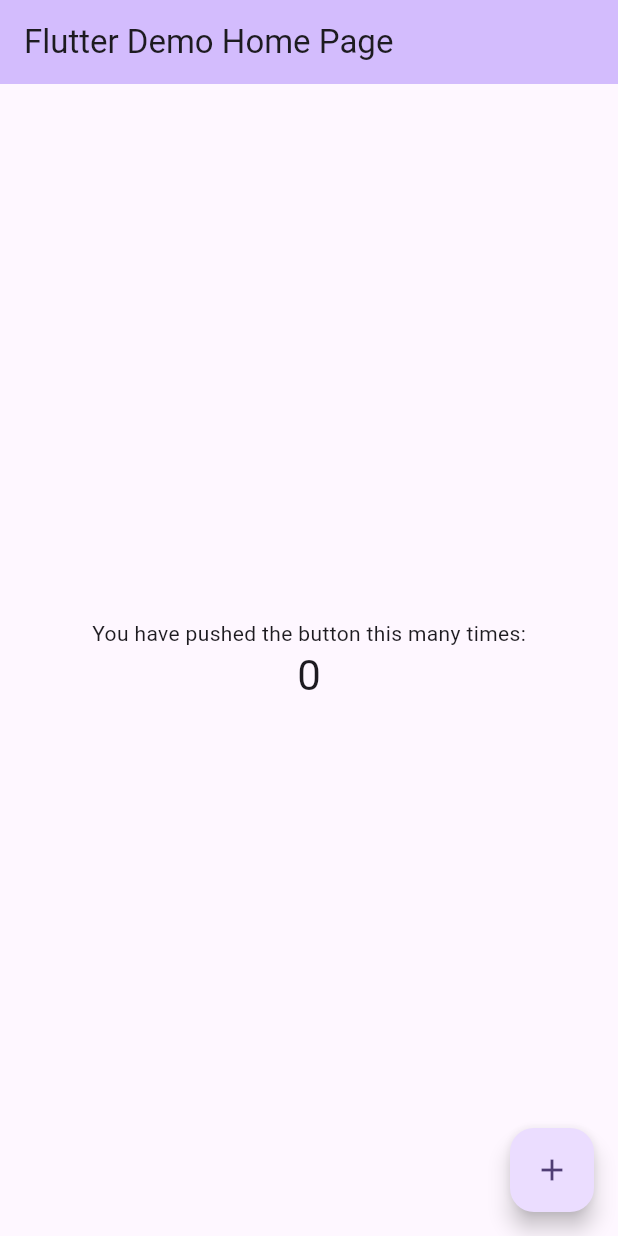
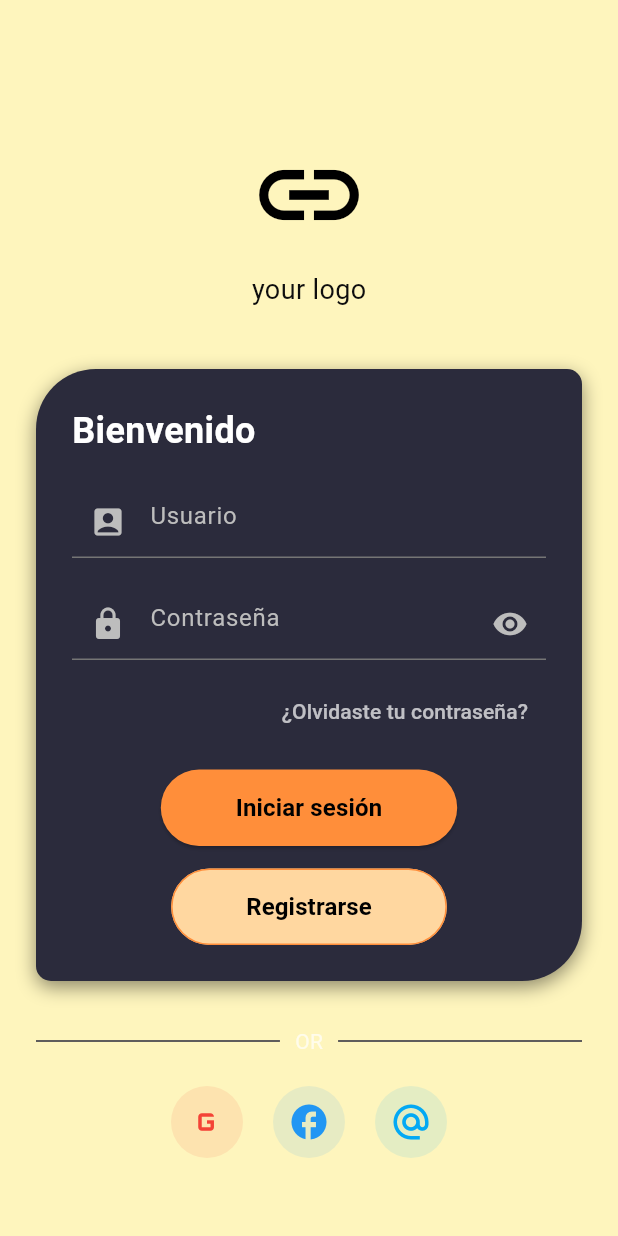
Before and after one commit to YorklinPunk/next_generation_app, a Flutter app: the screen it shows after launch, on a phone screen of 412 x 824 dp. Run offline on Flutter 3.47's test engine with Material 3 defaults, Android fonts, the phone set to English and light mode, and no system bars; our stand-ins replace dio, lottie.

Commit message:
screen home and login

```diff
--- a/lib/main.dart
+++ b/lib/main.dart
@@ -1,101 +1,24 @@
 import 'package:flutter/material.dart';
+import 'package:next_generation_app/services/api_service.dart';
+import 'screens/home_screen.dart';
 
 void main() {
-  runApp(const MyApp());
+  final apiService = ApiService(
+    baseUrl: 'https://dominio-api.com/', //CAMBIAR DOMINIO DE API
+    ignoreBadCertificates: true
+  );
+    runApp(MyApp(apiService: apiService));
 }
 
 class MyApp extends StatelessWidget {
-  const MyApp({super.key});
+  final ApiService apiService;
 
-  // This widget is the root of your application.
+  const MyApp({super.key, required this.apiService});
+
   @override
   Widget build(BuildContext context) {
     return MaterialApp(
-      title: 'Flutter Demo',
-      theme: ThemeData(
-        colorScheme: ColorScheme.fromSeed(seedColor: Colors.deepPurple),
-        useMaterial3: true,
-      ),
-      home: const MyHomePage(title: 'Flutter Demo Home Page'),
+      home: HomeScreen(apiService: apiService)
     );
   }
 }
-
-class MyHomePage extends StatefulWidget {
-  const MyHomePage({super.key, required this.title});
-
-  final String title;
-
-  @override
-  State<MyHomePage> createState() => _MyHomePageState();
-}
-
-class _MyHomePageState extends State<MyHomePage> {
-  int _counter = 0;
-
-  void _incrementCounter() {
-    setState(() {
-      // This call to setState tells the Flutter framework that something has
-      // changed in this State, which causes it to rerun the build method below
-      // so that the display can reflect the updated values. If we changed
-      // _counter without calling setState(), then the build method would not be
-      // called again, and so nothing would appear to happen.
-      _counter++;
-    });
-  }
-
-  @override
-  Widget build(BuildContext context) {
-    // This method is rerun every time setState is called, for instance as done
-    // by the _incrementCounter method above.
-    //
-    // The Flutter framework has been optimized to make rerunning build methods
-    // fast, so that you can just rebuild anything that needs updating rather
-    // than having to individually change instances of widgets.
-    return Scaffold(
-      appBar: AppBar(
-        // TRY THIS: Try changing the color here to a specific color (to
-        // Colors.amber, perhaps?) and trigger a hot reload to see the AppBar
-        // change color while the other colors stay the same.
-        backgroundColor: Theme.of(context).colorScheme.inversePrimary,
-        // Here we take the value from the MyHomePage object that was created by
-        // the App.build method, and use it to set our appbar title.
-        title: Text(widget.title),
-      ),
-      body: Center(
-        // Center is a layout widget. It takes a single child and positions it
-        // in the middle of the parent.
-        child: Column(
-          // Column is also a layout widget. It takes a list of children and
-          // arranges them vertically. By default, it sizes itself to fit its
-          // children horizontally, and tries to be as tall as its parent.
-          //
-          // Column has various properties to control how it sizes itself and
-          // how it positions its children. Here we use mainAxisAlignment to
-          // center the children vertically; the main axis here is the vertical
-          // axis because Columns are vertical (the cross axis would be
-          // horizontal).
-          //
-          // TRY THIS: Invoke "debug painting" (choose the "Toggle Debug Paint"
-          // action in the IDE, or press "p" in the console), to see the
-          // wireframe for each widget.
-          mainAxisAlignment: MainAxisAlignment.center,
-          children: <Widget>[
-            const Text(
-              'You have pushed the button this many times:',
-            ),
-            Text(
-              '$_counter',
-              style: Theme.of(context).textTheme.headlineMedium,
-            ),
-          ],
-        ),
-      ),
-      floatingActionButton: FloatingActionButton(
-        onPressed: _incrementCounter,
-        tooltip: 'Increment',
-        child: const Icon(Icons.add),
-      ), // This trailing comma makes auto-formatting nicer for build methods.
-    );
-  }
-}
--- a/lib/screens/home_screen.dart
+++ b/lib/screens/home_screen.dart
@@ -0,0 +1,78 @@
+import 'package:flutter/material.dart';
+import 'package:lottie/lottie.dart';
+import 'package:next_generation_app/services/api_service.dart';
+import 'login_screen.dart';
+
+class HomeScreen extends StatefulWidget {
+  final ApiService apiService;
+
+  const HomeScreen({Key? key, required this.apiService}) : super(key: key);
+
+  @override
+  State<HomeScreen> createState() => _HomeScreenState();
+}
+
+class _HomeScreenState extends State<HomeScreen> {
+  @override
+  void initState() {
+    super.initState();
+
+    // Espera 4 segundos y navega con animación personalizada
+    Future.delayed(Duration(seconds: 4), () {
+      Navigator.pushReplacement(
+        context,
+        _createSlideRoute(LoginScreen(apiService: widget.apiService)),
+      );
+    });
+  }
+
+  @override
+  Widget build(BuildContext context) {
+    return Scaffold(
+      backgroundColor: const Color(0xFFF8E152),
+      body: Center(
+        child: Column(
+          mainAxisAlignment: MainAxisAlignment.center,
+          children: [
+            // Animación Lottie
+            Lottie.asset(
+              'assets/animations/loading.json',
+              width: 200,
+              height: 200,
+              fit: BoxFit.contain,
+            ),
+            SizedBox(height: 30),
+
+            // Texto debajo de la animación
+            Text(
+              'Bienvenido a Next Generation...',
+              style: TextStyle(
+                fontSize: 18,
+                fontWeight: FontWeight.w500,
+                color: Colors.black87,
+              ),
+            ),
+          ],
+        ),
+      ),
+    );
+  }
+
+  /// Función que crea una transición deslizante desde la derecha
+  Route _createSlideRoute(Widget page) {
+    return PageRouteBuilder(
+      pageBuilder: (context, animation, secondaryAnimation) => page,
+      transitionDuration: Duration(milliseconds: 400),
+      transitionsBuilder: (context, animation, secondaryAnimation, child) {
+        const begin = Offset(1.0, 0.0); // desde la derecha
+        const end = Offset.zero;
+        final tween = Tween(begin: begin, end: end)
+            .chain(CurveTween(curve: Curves.easeInOut));
+
+        final offsetAnimation = animation.drive(tween);
+
+        return SlideTransition(position: offsetAnimation, child: child);
+      },
+    );
+  }
+}
--- a/lib/screens/login_screen.dart
+++ b/lib/screens/login_screen.dart
@@ -0,0 +1,211 @@
+import 'package:flutter/material.dart';
+import 'package:next_generation_app/services/api_service.dart';
+
+class LoginScreen extends StatefulWidget {
+  final ApiService apiService;
+
+  const LoginScreen({Key? key, required this.apiService}) : super(key: key);
+
+  @override
+  State<LoginScreen> createState() => _LoginScreenState();
+}
+
+class _LoginScreenState extends State<LoginScreen> {
+  bool _obscurePassword = true;
+
+  @override
+  Widget build(BuildContext context) {
+    return Scaffold(
+      backgroundColor: Color(0xFFfef5bd), // Fondo oscuro
+      body: SingleChildScrollView(
+        padding: EdgeInsets.symmetric(horizontal: 24, vertical: 50),
+        child: Column(
+          children: [
+            // LOGO
+            SizedBox(height: 40),
+            Icon(Icons.link, size: 80, color: Color.fromARGB(255, 0, 0, 0)),
+            SizedBox(height: 10),
+            Text("your logo",
+                style: TextStyle(color: Color.fromARGB(255, 14, 14, 14), fontSize: 18)),
+
+            SizedBox(height: 40),
+
+            // LOGIN CARD
+            Container(
+              padding: EdgeInsets.all(24),
+              decoration: BoxDecoration(
+                color: Color(0xFF2B2B3C),
+                borderRadius: BorderRadius.only(
+                  topLeft: Radius.circular(40),
+                  bottomRight: Radius.circular(40),
+                  topRight: Radius.circular(10),
+                  bottomLeft: Radius.circular(10),
+                ),
+                boxShadow: [
+                  BoxShadow(
+                    color: Colors.black45,
+                    blurRadius: 10,
+                    offset: Offset(0, 4),
+                  )
+                ],
+              ),
+              child: Column(
+                crossAxisAlignment: CrossAxisAlignment.start,
+                children: [
+                  Text("Bienvenido",
+                      style: TextStyle(
+                          color: Colors.white,
+                          fontSize: 24,
+                          fontWeight: FontWeight.bold)),
+                  SizedBox(height: 20),
+
+                  // Email Field
+                  TextField(
+                    style: TextStyle(color: Colors.white),
+                    decoration: InputDecoration(
+                      hintText: 'Usuario',
+                      hintStyle: TextStyle(color: Colors.grey[400]),
+                      prefixIcon: Icon(Icons.account_box, color: Colors.grey[400]),
+                      enabledBorder: UnderlineInputBorder(
+                        borderSide: BorderSide(color: Colors.grey[600]!),
+                      ),
+                      focusedBorder: UnderlineInputBorder(
+                        borderSide: BorderSide(color: Colors.pinkAccent),
+                      ),
+                    ),
+                  ),
+                  SizedBox(height: 20),
+
+                  // Password Field
+                  TextField(
+                    obscureText: _obscurePassword,
+                    style: TextStyle(color: Colors.white),
+                    decoration: InputDecoration(
+                      hintText: 'Contraseña',
+                      hintStyle: TextStyle(color: Colors.grey[400]),
+                      prefixIcon: Icon(Icons.lock, color: Colors.grey[400]),
+                      suffixIcon: IconButton(
+                        icon: Icon(
+                          _obscurePassword
+                              ? Icons.visibility
+                              : Icons.visibility_off,
+                          color: Colors.grey[400],
+                        ),
+                        onPressed: () {
+                          setState(() {
+                            _obscurePassword = !_obscurePassword;
+                          });
+                        },
+                      ),
+                      enabledBorder: UnderlineInputBorder(
+                        borderSide: BorderSide(color: Colors.grey[600]!),
+                      ),
+                      focusedBorder: UnderlineInputBorder(
+                        borderSide: BorderSide(color: Colors.pinkAccent),
+                      ),
+                    ),
+                  ),
+
+                  SizedBox(height: 10),
+                  Align(
+                    alignment: Alignment.centerRight,
+                    child: TextButton(
+                      onPressed: () {},
+                      child: Text("¿Olvidaste tu contraseña?",
+                          style: TextStyle(color: Colors.white70)),
+                    ),
+                  ),
+                  SizedBox(height: 15),
+
+
+                  // LOGIN BUTTON
+                  Center(
+                    child: ElevatedButton(
+                      onPressed: () {
+                        // Aquí iría la lógica de login con apiService
+                      },
+                      style: ElevatedButton.styleFrom(
+                        backgroundColor: Color(0xFFff8e3a),
+                        padding:
+                            EdgeInsets.symmetric(horizontal: 50, vertical: 14),
+                        shape: RoundedRectangleBorder(
+                          borderRadius: BorderRadius.circular(30),
+                        ),
+                      ),
+                      child: Text("Iniciar sesión",
+                          style: TextStyle(
+                              color: const Color.fromARGB(255, 0, 0, 0),
+                              fontWeight: FontWeight.bold,
+                              fontSize: 16)),
+                    ),
+                  ),
+
+                  SizedBox(height: 15),
+
+                  Center(
+                    child: OutlinedButton(
+                      onPressed: () {
+                        // Lógica de registro
+                      },
+                      style: OutlinedButton.styleFrom(
+                        backgroundColor: Color.fromARGB(255, 255, 215, 160), // color interno personalizado
+                        side: BorderSide(color: Color(0xFFff8e3a), width: 1), // borde naranja
+                        padding: EdgeInsets.symmetric(horizontal: 50, vertical: 14),
+                        shape: RoundedRectangleBorder(
+                          borderRadius: BorderRadius.circular(30),
+                        ),
+                      ),
+                      child: Text(
+                        "Registrarse",
+                        style: TextStyle(
+                          color: Colors.black, // texto negro
+                          fontWeight: FontWeight.bold,
+                          fontSize: 16,
+                        ),
+                      ),
+                    ),
+                  ),
+                ],
+              ),
+            ),
+
+            // OR divider
+            SizedBox(height: 30),
+            Row(
+              children: [
+                Expanded(child: Divider(color: Color(0xFF2B2B3C))),
+                Padding(
+                  padding: EdgeInsets.symmetric(horizontal: 10),
+                  child: Text("OR", style: TextStyle(color: Colors.white70)),
+                ),
+                Expanded(child: Divider(color: Color(0xFF2B2B3C))),
+              ],
+            ),
+
+            SizedBox(height: 20),
+
+            // Social buttons
+            Row(
+              mainAxisAlignment: MainAxisAlignment.center,
+              children: [
+                _socialIcon(Icons.g_mobiledata, Colors.red),
+                SizedBox(width: 20),
+                _socialIcon(Icons.facebook, Colors.blue),
+                SizedBox(width: 20),
+                _socialIcon(Icons.alternate_email, Colors.lightBlue),
+              ],
+            )
+          ],
+        ),
+      ),
+    );
+  }
+
+  Widget _socialIcon(IconData icon, Color color) {
+    return CircleAvatar(
+      backgroundColor: color.withOpacity(0.1),
+      radius: 24,
+      child: Icon(icon, color: color, size: 28),
+    );
+  }
+}
--- /dev/null
+++ b/lib/services/api_service.dart
@@ -0,0 +1,75 @@
+import 'dart:io';
+import 'package:dio/dio.dart';
+import 'package:dio/io.dart';
+// import '../models/user_model.dart';
+// import '../models/update_model.dart';
+// import '../models/response_model.dart';
+
+Dio createDio({required String baseUrl, bool ignoreBadCertificates = false}) {
+  final dio = Dio()..options.baseUrl = baseUrl;
+
+  if (ignoreBadCertificates) {
+    // Configura el cliente HTTP para ignorar certificados inválidos
+    (dio.httpClientAdapter as IOHttpClientAdapter).createHttpClient = () {
+      final client = HttpClient();
+      client.badCertificateCallback = (cert, host, port) => true;
+      return client;
+    };
+  }
+
+  return dio;
+}
+
+class ApiService {
+  final Dio dio;
+
+  ApiService({required String baseUrl, bool ignoreBadCertificates = false})
+      : dio = createDio(baseUrl: baseUrl, ignoreBadCertificates: ignoreBadCertificates);
+
+  // Future<List<UserModel>> fetchUsers() async {
+  //   const url = '/api/participants';
+
+  //   try {
+  //     final response = await dio.get(url);
+  //     if (response.statusCode == 200) {
+  //       final List<dynamic> usersJson = response.data['data'] ?? [];
+  //       return usersJson.map((json) => UserModel.fromJson(json)).toList();
+  //     } else {
+  //       throw Exception('Error al cargar los datos: ${response.statusCode}');
+  //     }
+  //   } on DioException catch (e) {
+  //     throw Exception('Error en la solicitud: $e');
+  //   }
+  // }
+  // Future<List<UserModel>> fetchUsers() async {
+  //   const url = 'AKfycbx1GecgRStxWzmHOnUY_z9KGuHuQPZPqbJQ8l7IMAqBT_IJg1KUrr73vsLHtdk22lWEcw/exec'; // Reemplaza con la URL de process.env.URL_APP_SCRIP
+
+  //   try {
+  //     print(dio.options.baseUrl);
+  //     final response = await dio.get(url);
+  //     if (response.statusCode == 200) {
+  //       final List<dynamic> usersJson = response.data['data'] ?? [];
+  //       return usersJson.map((json) => UserModel.fromJson(json)).toList();
+  //     } else {
+  //       throw Exception('Error al cargar los datos: ${response.statusCode}');
+  //     }
+  //   } on DioException catch (e) {
+  //     throw Exception('Error en la solicitud: $e');
+  //   }
+  // }
+
+  // Future<ResponseModel> fetchUser(UpdateModel data) async {
+  //   const url = '/api/participants/update';
+  //   try {
+
+  //     final response = await dio.post(
+  //       url,
+  //       data: data.toJson(),
+  //     );
+  //     return ResponseModel.fromJson(response.data);
+
+  //   } on DioException catch (e) {
+  //     throw Exception('Error al cargar los datos: $e');
+  //   }
+  // }
+}
```
Also changed, not shown: assets/animations/loading.json (added, +1 -0 lines), pubspec.yaml (+6 -3 lines), pubspec.lock, 1 other file.
